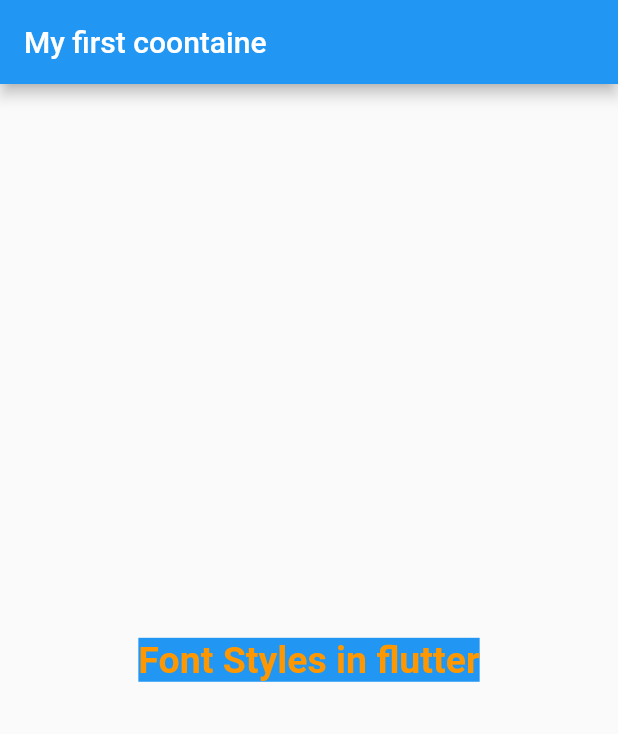
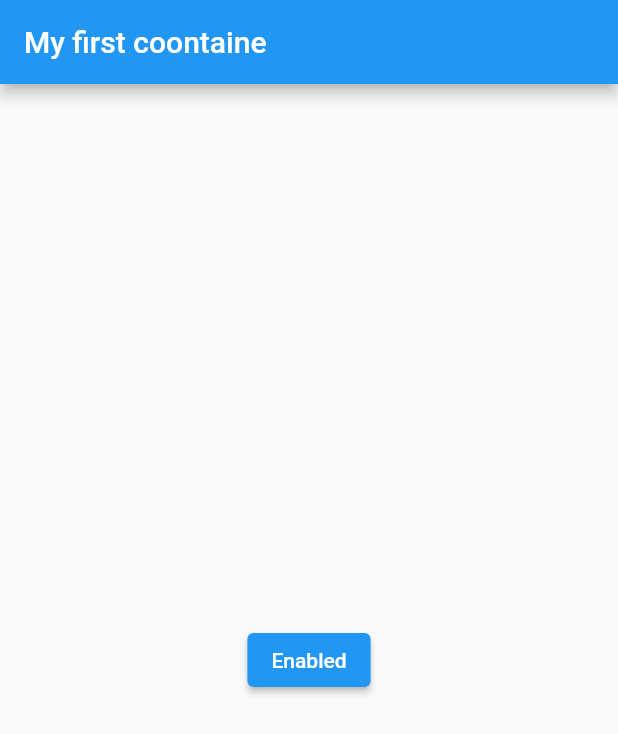
Before and after one commit to Spider-Calvin/MyFirst-Flutter-App, a Flutter app: the screen it shows after launch, on a phone screen of 412 x 824 dp. Shown: the top 734 px of the screen. Run offline on Flutter 3.47's test engine with Material 2 defaults, Android fonts, the phone set to English and light mode, and no system bars.

Commit message:
Button types in flutter

```diff
--- a/lib/main.dart
+++ b/lib/main.dart
@@ -37,13 +37,12 @@ class _MyHomePageState extends State<MyHomePage> {
       appBar: AppBar(
         title: Text("My first coontaine"),
       ),
-      body:Center(
-        child: Center(child: Text('Font Styles in flutter', style: TextStyle(
-          fontSize: 25,
-          color: Colors.orange,
-          backgroundColor: Colors.blue,
-          fontWeight: FontWeight.w700,
-        ),)),
+      body: Center(
+        child: ElevatedButton( //TextButton OutlinedButton
+          onPressed: () {},
+          onLongPress: () {},
+          child: Text('Enabled'),
+        ),
       )
     );
   }
```
